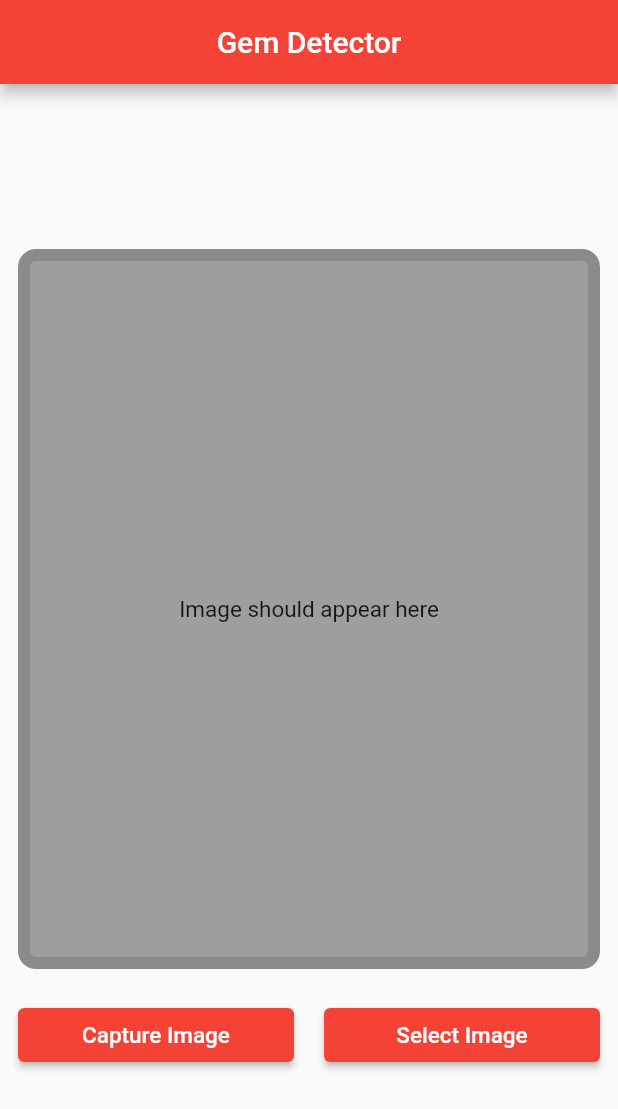
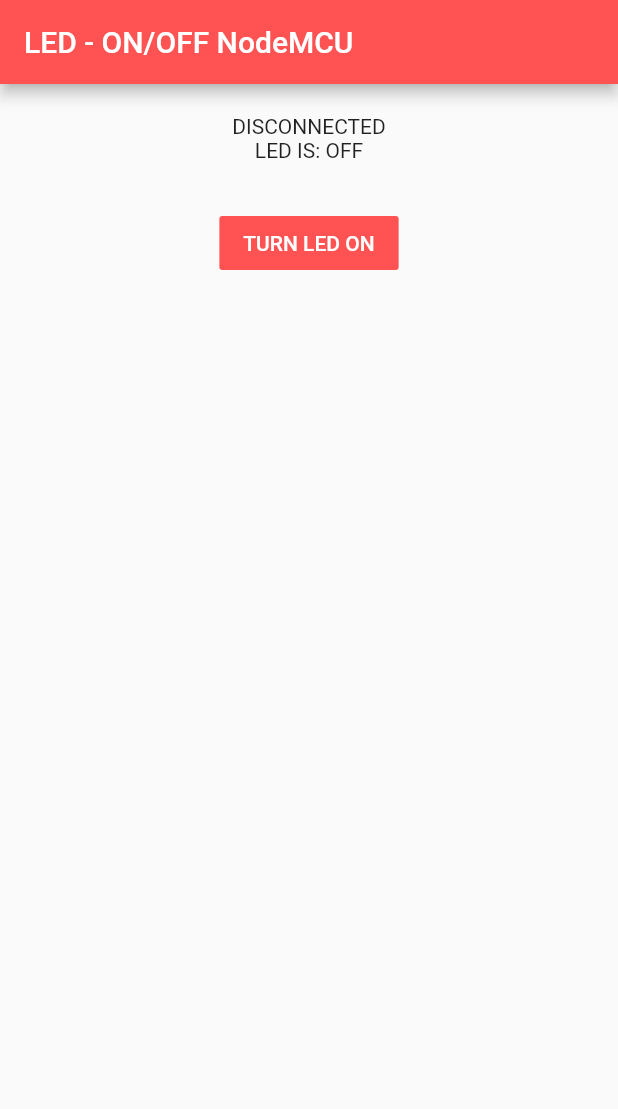
Before and after one commit to ThathsaraHewage/GemDetector, a Flutter app: the screen it shows after launch, on a phone screen of 412 x 824 dp. Shown: the top 1109 px of the screen. Run offline on Flutter 3.47's test engine with Material 2 defaults, Android fonts, the phone set to English and light mode, and no system bars; our stand-ins replace image_picker; network calls fail.

Commit message:
LED on off functions using web socket

```diff
--- /dev/null
+++ b/lib/LED/LED.dart
@@ -0,0 +1,129 @@
+import 'package:flutter/material.dart';
+import 'package:flutter/widgets.dart';
+import 'package:web_socket_channel/io.dart';
+
+//void main() => runApp(MyApp());
+class LEDonoff extends StatelessWidget {
+  @override
+  Widget build(BuildContext context) {
+    return  MaterialApp(
+          home: WebSocketLed(),
+    );
+  }
+}
+
+//apply this class on home: attribute at MaterialApp()
+class WebSocketLed extends StatefulWidget{
+  @override
+  State<StatefulWidget> createState() {
+    return _WebSocketLed();
+  }
+}
+
+class _WebSocketLed extends State<WebSocketLed>{
+  late bool ledstatus; //boolean value to track LED status, if its ON or OFF
+  late IOWebSocketChannel channel;
+  late bool connected; //boolean value to track if WebSocket is connected
+
+  @override
+  void initState() {
+    ledstatus = false; //initially leadstatus is off so its FALSE
+    connected = false; //initially connection status is "NO" so its FALSE
+
+    Future.delayed(Duration.zero,() async {
+        channelconnect(); //connect to WebSocket wth NodeMCU
+    });
+
+    super.initState();
+  }
+
+  channelconnect(){ //function to connect
+    try{
+         channel = IOWebSocketChannel.connect("ws://192.168.0.1:81"); //channel IP : Port
+         channel.stream.listen((message) {
+            print(message);
+            setState(() {
+                 if(message == "connected"){
+                      connected = true; //message is "connected" from NodeMCU
+                 }else if(message == "poweron:success"){
+                      ledstatus = true;
+                 }else if(message == "poweroff:success"){
+                      ledstatus = false;
+                 }
+            });
+          },
+        onDone: () {
+          //if WebSocket is disconnected
+          print("Web socket is closed");
+          setState(() {
+                connected = false;
+          });
+        },
+        onError: (error) {
+             print(error.toString());
+        },);
+    }catch (_){
+      print("error on connecting to websocket.");
+    }
+  }
+
+  Future<void> sendcmd(String cmd) async {
+         if(connected == true){
+                if(ledstatus == false && cmd != "poweron" && cmd!= "poweroff"){
+                    print("Send the valid command");
+                }else{
+                   channel.sink.add(cmd); //sending Command to NodeMCU
+                }
+         }else{
+            channelconnect();
+            print("Websocket is not connected.");
+         }
+  }
+
+  @override
+  Widget build(BuildContext context) {
+    return Scaffold(
+      appBar: AppBar(
+        title:Text("LED - ON/OFF NodeMCU"),
+        backgroundColor: Colors.redAccent
+      ),
+      body:Container(
+         alignment: Alignment.topCenter, //inner widget alignment to center
+         padding: EdgeInsets.all(20),
+         child:Column(
+           children:[
+               Container(
+                  child: connected?Text("WEBSOCKET: CONNECTED"):Text("DISCONNECTED")
+                ),
+
+                Container(
+                  child: ledstatus?Text("LED IS: ON"):Text("LED IS: OFF")
+                ),
+
+                Container(
+                  margin: EdgeInsets.only(top:30),
+                  child: FlatButton( //button to start scanning
+                  color: Colors.redAccent,
+                  colorBrightness: Brightness.dark,
+                  onPressed: (){ //on button press
+                      if(ledstatus){ //if ledstatus is true, then turn off the led
+                          //if led is on, turn off
+                          sendcmd("poweroff");
+                          ledstatus = false;
+                      }else{ //if ledstatus is false, then turn on the led
+                          //if led is off, turn on
+                          sendcmd("poweron");
+                          ledstatus = true;
+                      }
+                      setState(() {
+                      });
+                  },
+                  child: ledstatus?Text("TURN LED OFF"):Text("TURN LED ON")
+                  )
+                )
+           ],
+         )
+      ),
+    );
+  }
+}
--- a/lib/main.dart
+++ b/lib/main.dart
@@ -1,5 +1,6 @@
 import 'package:flutter/material.dart';
 import 'package:flutter/services.dart';
+import 'LED/LED.dart';
 import 'animation_screen.dart';
 import 'Home/home_page.dart';
 
@@ -18,7 +19,8 @@ class MyApp extends StatelessWidget {
         primarySwatch: Colors.red,
         visualDensity: VisualDensity.adaptivePlatformDensity,
       ),
-      home: MyHomePage(),
+     // home: MyHomePage(),
+       home: LEDonoff(),
     );
   }
 }
--- a/pubspec.yaml
+++ b/pubspec.yaml
@@ -33,6 +33,8 @@ dependencies:
 
   # The following adds the Cupertino Icons font to your application.
   # Use with the CupertinoIcons class for iOS style icons.
+  wifi_iot: ^0.3.6
+  web_socket_channel: any
   cupertino_icons: ^1.0.2
   animated_splash_screen: ^1.2.0
   path_provider: ^2.0.9
@@ -40,7 +42,6 @@ dependencies:
   camera: any
   gallery_saver: ^2.1.1
   flutter_launcher_icons: ^0.9.2
-
 
 dev_dependencies:
   flutter_test:
```
Also changed, not shown: pubspec.lock, 1 other file.
